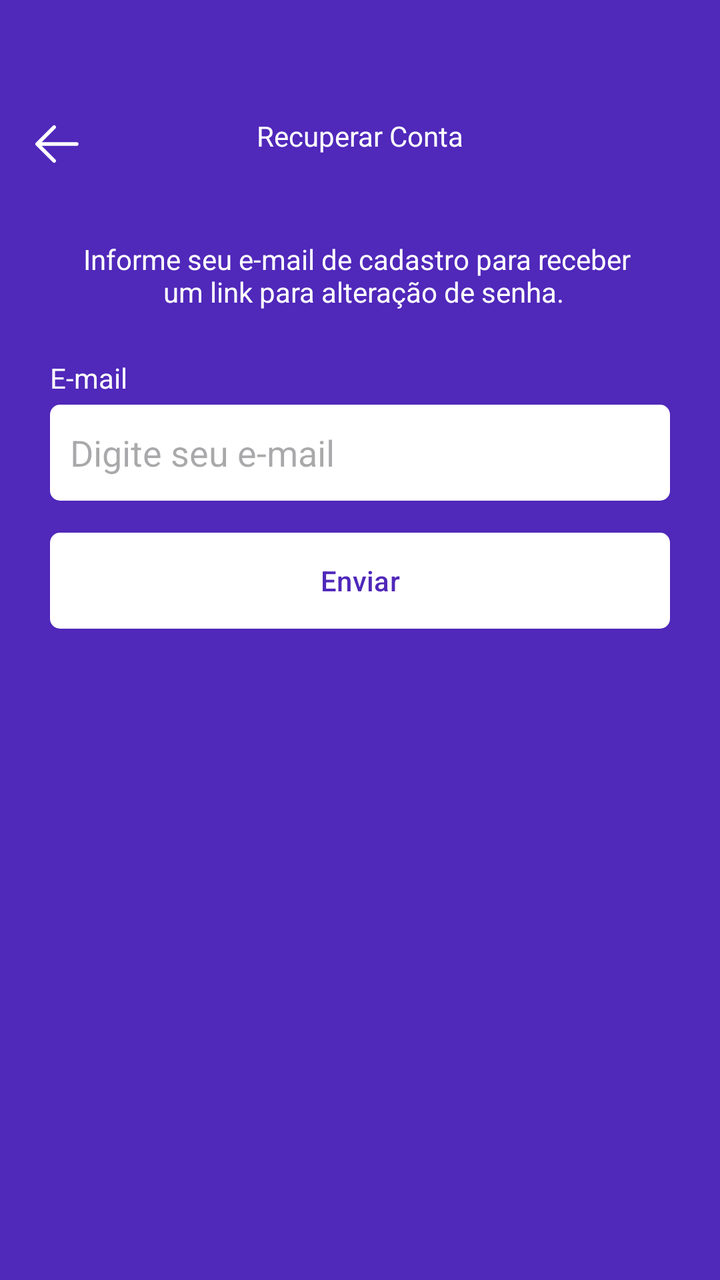
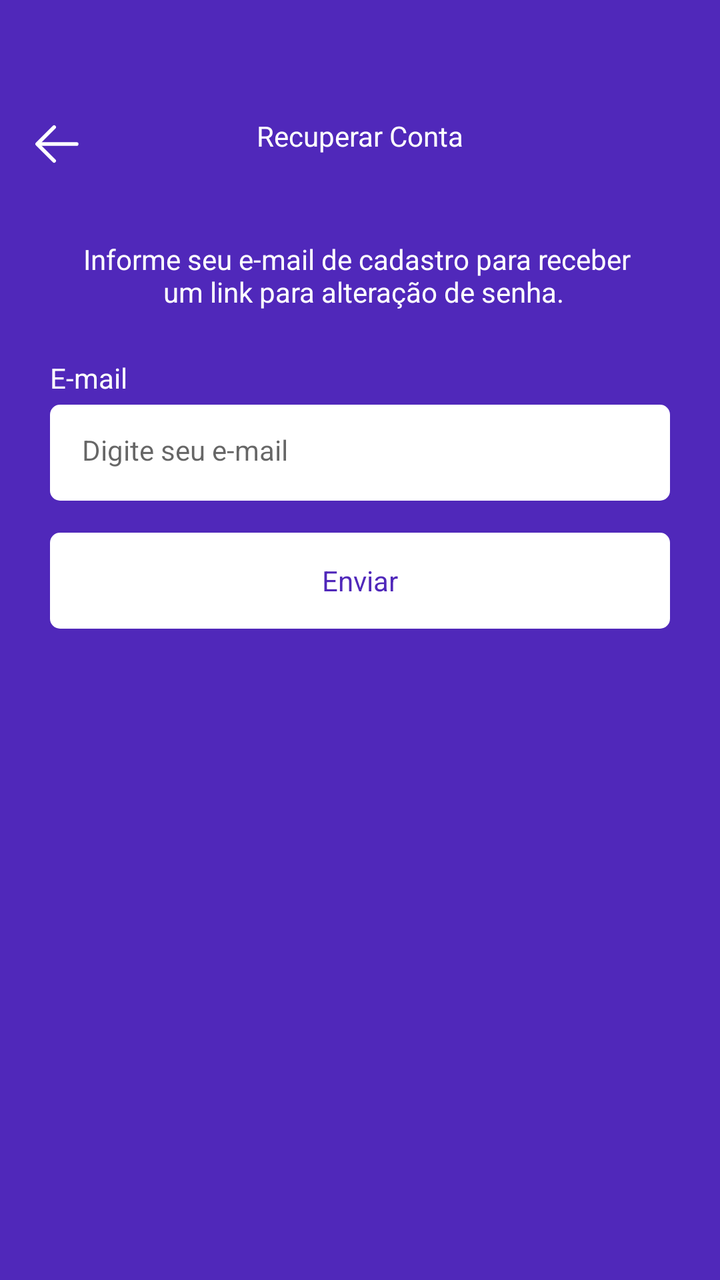

An Android layout rendered at two revisions. The XML below is the earlier revision; the diff shows what the commit changed to produce the second picture.
<!-- AndroidManifest.xml: application theme Theme.Atividade5 -->
<!-- res/layout/fragment_recover_account.xml -->
<?xml version="1.0" encoding="utf-8"?>
<ScrollView xmlns:android="http://schemas.android.com/apk/res/android"
    xmlns:tools="http://schemas.android.com/tools"
    android:layout_width="match_parent"
    android:layout_height="match_parent"
    xmlns:app="http://schemas.android.com/apk/res-auto"
    tools:context=".ui.auth.RecoverAccountFragment"
    android:fillViewport="true">

    <LinearLayout
        android:layout_width="match_parent"
        android:layout_height="wrap_content"
        android:orientation="vertical"
        android:id="@+id/linearLayout">

        <com.google.android.material.appbar.MaterialToolbar
            android:id="@+id/toolbar14"
            android:layout_width="match_parent"
            android:layout_height="wrap_content"
            app:navigationIcon="@drawable/ic_back"
            android:paddingTop="40dp">

            <TextView
                android:layout_width="wrap_content"
                android:layout_height="wrap_content"
                android:text="Recuperar Conta"
                android:textColor="@color/white"
                android:layout_gravity="center_horizontal" />
        </com.google.android.material.appbar.MaterialToolbar>

        <LinearLayout
            android:id="@+id/linearLayout2"
            android:layout_width="match_parent"
            android:layout_height="wrap_content"
            android:layout_marginHorizontal="25dp"
            android:orientation="vertical">

            <TextView
                android:layout_width="match_parent"
                android:layout_height="wrap_content"
                android:layout_marginTop="24dp"
                android:text="Informe seu e-mail de cadastro para receber \n um link para alteração
de senha."
                android:textAlignment="center"
                android:textColor="@color/white" />

            <TextView
                android:layout_width="wrap_content"
                android:layout_height="wrap_content"
                android:text="E-mail"
                android:layout_marginTop="24dp"
                android:textColor="@color/white" />

            <EditText
                android:id="@+id/recuperarsenha"
                android:layout_width="match_parent"
                android:layout_height="48dp"
                android:layout_marginTop="4dp"
                android:background="@drawable/bg_edit_text"
                android:hint="Digite seu e-mail"
                android:inputType="textEmailAddress"
                android:padding="10dp" />


            <com.google.android.material.button.MaterialButton
                app:backgroundTint="@null"
                android:id="@+id/btnRecover"
                android:layout_width="match_parent"
                android:layout_height="wrap_content"
                android:layout_marginTop="16dp"
                android:background="@drawable/bg_btn"
                android:text="Enviar"
                android:textColor="@color/color_default" />

            <LinearLayout
                android:layout_width="match_parent"
                android:layout_height="wrap_content"
                android:layout_marginTop="4dp"
                android:orientation="horizontal" />

            <ProgressBar
                android:id="@+id/progressbar"
                android:layout_width="wrap_content"
                android:layout_height="wrap_content"
                android:layout_gravity="center"
                android:layout_marginTop="8dp"
                android:indeterminateTint="@color/white" />

        </LinearLayout>

    </LinearLayout>

</ScrollView>
<!-- resources referenced by this layout -->
<resources>
  <color name="color_default">#5028BA</color>
  <color name="white">#FFFFFFFF</color>
  <!-- drawable bg_btn (drawable) -->
  <?xml version="1.0" encoding="utf-8"?>
  <shape xmlns:android="http://schemas.android.com/apk/res/android"
      android:shape="rectangle">
  
      <solid android:color="@color/white"/>
      <corners android:radius="5dp"/>
  
  </shape>
  <!-- drawable bg_edit_text (drawable) -->
  <?xml version="1.0" encoding="utf-8"?>
  <shape xmlns:android="http://schemas.android.com/apk/res/android"
      android:shape="rectangle">
  
      <solid android:color="@color/white"/>
      <corners android:radius="5dp"/>
  
  </shape>
  <!-- drawable ic_back (drawable) -->
  <vector xmlns:android="http://schemas.android.com/apk/res/android" android:height="30dp" android:viewportHeight="1024" android:viewportWidth="1024" android:width="30dp">
        
      <path android:fillColor="#FFFFFF" android:pathData="M224,480h640a32,32 0,1 1,0 64H224a32,32 0,0 1,0 -64z"/>
        
      <path android:fillColor="#FFFFFF" android:pathData="m237.2,512 l265.4,265.3a32,32 0,0 1,-45.3 45.3l-288,-288a32,32 0,0 1,0 -45.3l288,-288a32,32 0,1 1,45.3 45.3L237.2,512z"/>
      
  </vector>
  <style name="Theme.Atividade5" parent="Base.Theme.Atividade5" />
  <style name="Base.Theme.Atividade5" parent="Theme.Material3.DayNight.NoActionBar">
          
          
          <item name="colorPrimary">@color/color_default</item>
          <item name="colorSecondary">@color/color_default</item>
          <item name="android:windowBackground">@color/color_default</item>
      </style>
</resources>

<!-- the commit's change to res/layout/fragment_recover_account.xml (unified diff, before → after) -->
@@ -56,10 +56,10 @@ de senha."
                 android:layout_width="match_parent"
                 android:layout_height="48dp"
                 android:layout_marginTop="4dp"
-                android:background="@drawable/bg_edit_text"
+                style="@style/EditTextTheme"
                 android:hint="Digite seu e-mail"
                 android:inputType="textEmailAddress"
-                android:padding="10dp" />
+                />
 
 
             <com.google.android.material.button.MaterialButton
@@ -68,9 +68,9 @@ de senha."
                 android:layout_width="match_parent"
                 android:layout_height="wrap_content"
                 android:layout_marginTop="16dp"
-                android:background="@drawable/bg_btn"
                 android:text="Enviar"
-                android:textColor="@color/color_default" />
+                style="@style/ButtonTheme"
+                />
 
             <LinearLayout
                 android:layout_width="match_parent"
<!-- resource entries referenced after the edit -->
@@ -28,6 +28,17 @@
       <path android:fillColor="#FFFFFF" android:pathData="m237.2,512 l265.4,265.3a32,32 0,0 1,-45.3 45.3l-288,-288a32,32 0,0 1,0 -45.3l288,-288a32,32 0,1 1,45.3 45.3L237.2,512z"/>
       
   </vector>
+  <style name="ButtonTheme" parent="Theme.MaterialComponents.DayNight.NoActionBar">
+          <item name="android:background">@drawable/bg_btn</item>
+          <item name="android:textAllCaps">false</item>
+          <item name="android:textColor">@color/color_default</item>
+          <item name="android:backgroundTint">@null</item>
+      </style>
+  <style name="EditTextTheme" parent="Theme.MaterialComponents.DayNight.NoActionBar">
+          <item name="android:background">@drawable/bg_edit_text</item>
+          <item name="android:padding">16dp</item>
+          <item name="android:textSize">14sp</item>
+      </style>
   <style name="Theme.Atividade5" parent="Base.Theme.Atividade5" />
   <style name="Base.Theme.Atividade5" parent="Theme.Material3.DayNight.NoActionBar">
           
